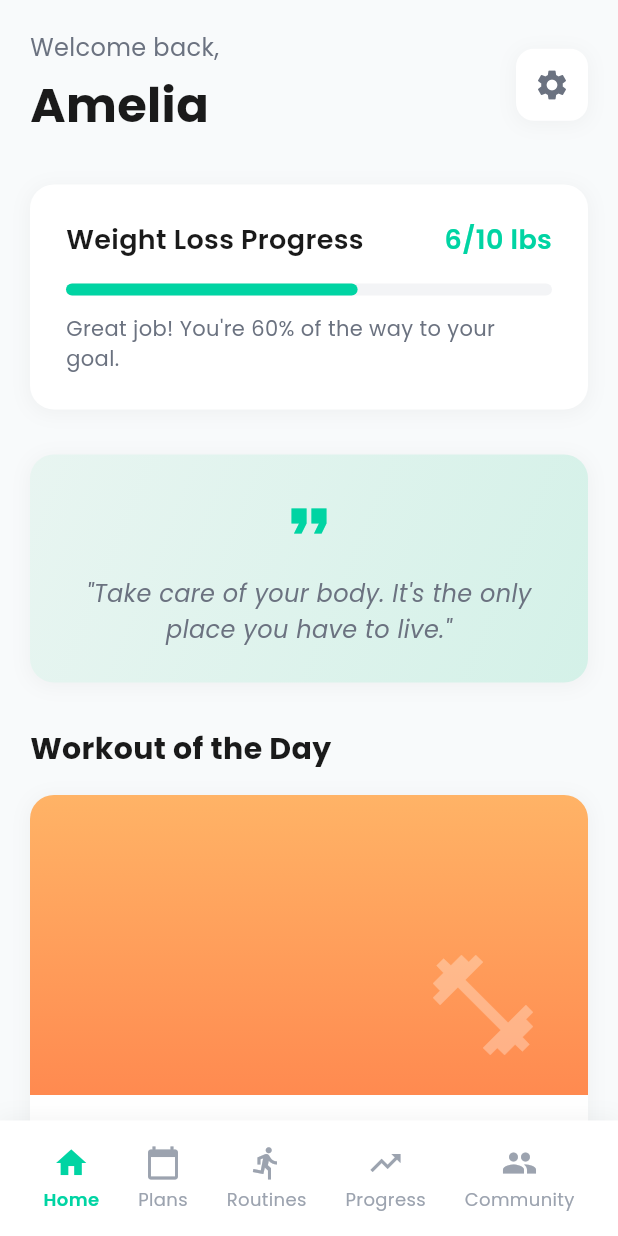
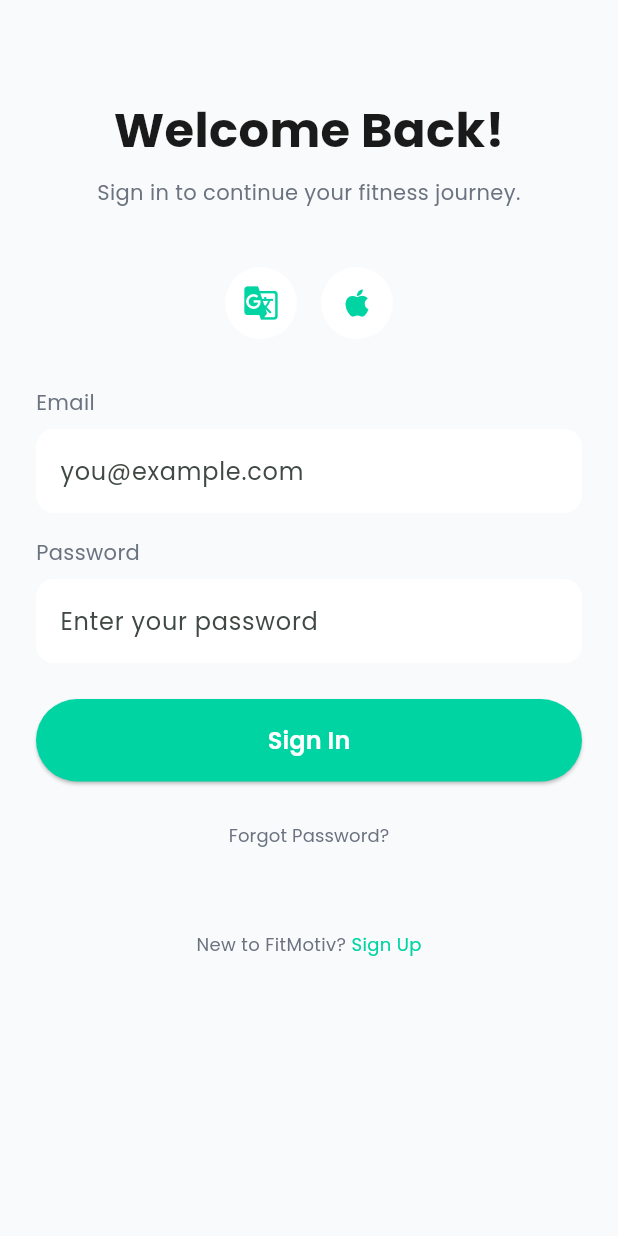
Before and after one commit to GrullonDev/FitMotiv, a Flutter app: the screen it shows after launch, after a tap on "Get Started", on a phone screen of 412 x 824 dp. Run offline on Flutter 3.47's test engine with Material 3 defaults, Android fonts, the light colour scheme and no system bars; drawn by our look-alikes of percent_indicator; our stand-ins replace animate_do, get_it, google_fonts.

Commit message:
feat: add login, register, and forgot password screens with navigation

```diff
--- a/lib/app.dart
+++ b/lib/app.dart
@@ -3,6 +3,9 @@ import 'package:flutter/material.dart';
 import 'package:google_fonts/google_fonts.dart';
 
 import 'package:fit_motiv/screens/onboarding_screen.dart';
+import 'package:fit_motiv/screens/login_screen.dart';
+import 'package:fit_motiv/screens/register_screen.dart';
+import 'package:fit_motiv/screens/forgot_password_screen.dart';
 import 'package:fit_motiv/screens/home_screen.dart';
 import 'package:fit_motiv/screens/settings_screen.dart';
 import 'package:fit_motiv/screens/profile_screen.dart';
@@ -29,6 +32,9 @@ class FitMotivApp extends StatelessWidget {
       initialRoute: '/onboarding',
       routes: {
         '/onboarding': (_) => const OnboardingScreen(),
+        '/login': (_) => const LoginScreen(),
+        '/register': (_) => const RegisterScreen(),
+        '/forgot': (_) => const ForgotPasswordScreen(),
         '/home': (_) => const HomeScreen(),
         '/settings': (_) => const SettingsScreen(),
         '/profile': (_) => const ProfileScreen(),
--- /dev/null
+++ b/lib/screens/login_screen.dart
@@ -0,0 +1,132 @@
+import 'package:flutter/material.dart';
+import '../constants/app_colors.dart';
+import '../constants/app_text_styles.dart';
+
+class LoginScreen extends StatelessWidget {
+  const LoginScreen({Key? key}) : super(key: key);
+
+  @override
+  Widget build(BuildContext context) {
+    return Scaffold(
+      backgroundColor: AppColors.background,
+      body: SafeArea(
+        child: SingleChildScrollView(
+          padding: const EdgeInsets.all(24),
+          child: Column(
+            crossAxisAlignment: CrossAxisAlignment.start,
+            children: [
+              const SizedBox(height: 40),
+              Center(
+                child: Column(
+                  children: [
+                    Text('Welcome Back!', style: AppTextStyles.heading1),
+                    const SizedBox(height: 8),
+                    Text(
+                      'Sign in to continue your fitness journey.',
+                      style: AppTextStyles.bodyMedium.copyWith(color: AppColors.textSecondary),
+                      textAlign: TextAlign.center,
+                    ),
+                  ],
+                ),
+              ),
+              const SizedBox(height: 40),
+              Row(
+                mainAxisAlignment: MainAxisAlignment.center,
+                children: [
+                  _socialButton(Icons.g_translate, () {}),
+                  const SizedBox(width: 16),
+                  _socialButton(Icons.apple, () {}),
+                ],
+              ),
+              const SizedBox(height: 32),
+              Text('Email', style: AppTextStyles.bodyMedium),
+              const SizedBox(height: 8),
+              TextField(
+                decoration: InputDecoration(
+                  hintText: 'you@example.com',
+                  filled: true,
+                  fillColor: Colors.white,
+                  border: OutlineInputBorder(
+                    borderRadius: BorderRadius.circular(12),
+                    borderSide: BorderSide.none,
+                  ),
+                ),
+              ),
+              const SizedBox(height: 16),
+              Text('Password', style: AppTextStyles.bodyMedium),
+              const SizedBox(height: 8),
+              TextField(
+                obscureText: true,
+                decoration: InputDecoration(
+                  hintText: 'Enter your password',
+                  filled: true,
+                  fillColor: Colors.white,
+                  border: OutlineInputBorder(
+                    borderRadius: BorderRadius.circular(12),
+                    borderSide: BorderSide.none,
+                  ),
+                ),
+              ),
+              const SizedBox(height: 24),
+              SizedBox(
+                width: double.infinity,
+                child: ElevatedButton(
+                  onPressed: () {
+                    Navigator.pushReplacementNamed(context, '/home');
+                  },
+                  style: ElevatedButton.styleFrom(
+                    padding: const EdgeInsets.symmetric(vertical: 16),
+                    shape: RoundedRectangleBorder(
+                      borderRadius: BorderRadius.circular(30),
+                    ),
+                    // Gradient style placeholder: use primary color
+                    backgroundColor: AppColors.primary,
+                  ),
+                  child: Text('Sign In', style: AppTextStyles.buttonText),
+                ),
+              ),
+              const SizedBox(height: 12),
+              Center(
+                child: TextButton(
+                  onPressed: () {
+                    Navigator.pushNamed(context, '/forgot');
+                  },
+                  child: Text('Forgot Password?', style: AppTextStyles.bodySmall),
+                ),
+              ),
+              const SizedBox(height: 40),
+              Center(
+                child: Row(
+                  mainAxisAlignment: MainAxisAlignment.center,
+                  children: [
+                    Text('New to FitMotiv? ', style: AppTextStyles.bodySmall),
+                    GestureDetector(
+                      onTap: () {
+                        Navigator.pushNamed(context, '/register');
+                      },
+                      child: Text('Sign Up', style: AppTextStyles.bodySmall.copyWith(color: AppColors.primary)),
+                    ),
+                  ],
+                ),
+              ),
+            ],
+          ),
+        ),
+      ),
+    );
+  }
+
+  Widget _socialButton(IconData icon, VoidCallback onTap) {
+    return InkWell(
+      onTap: onTap,
+      child: Container(
+        padding: const EdgeInsets.all(12),
+        decoration: BoxDecoration(
+          color: Colors.white,
+          shape: BoxShape.circle,
+        ),
+        child: Icon(icon, size: 24, color: AppColors.primary),
+      ),
+    );
+  }
+}
--- a/lib/screens/onboarding_screen.dart
+++ b/lib/screens/onboarding_screen.dart
@@ -37,7 +37,7 @@ class OnboardingScreen extends StatelessWidget {
                   width: double.infinity,
                   child: ElevatedButton(
                     onPressed: () {
-                      Navigator.pushReplacementNamed(context, '/home');
+                      Navigator.pushReplacementNamed(context, '/login');
                     },
                     style: ElevatedButton.styleFrom(
                       padding: const EdgeInsets.symmetric(vertical: 16),
```
Also changed, not shown: lib/screens/forgot_password_screen.dart (added, +78 -0 lines), lib/screens/register_screen.dart (added, +110 -0 lines).
